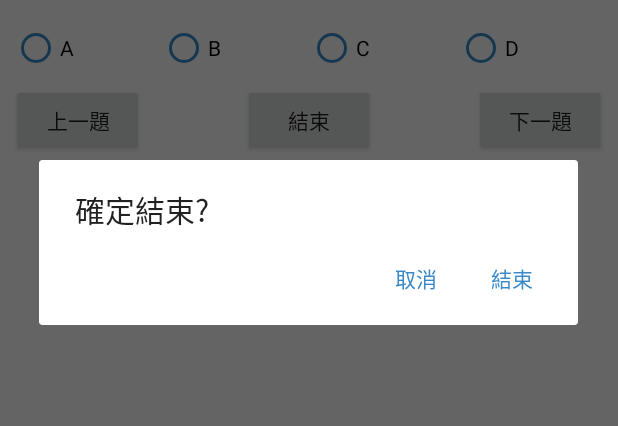
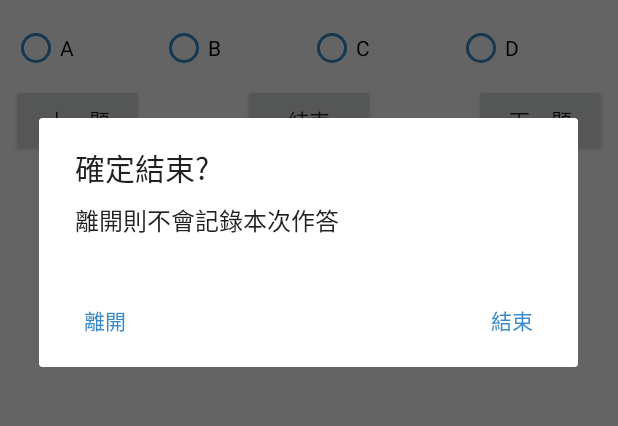
Before and after one commit to PinJhih/apcs-practice, an Android app: the PracticeActivity screen opened directly, with no data from a screen before it, after a tap on "結束", on a phone screen of 412 x 824 dp, the part 375-801 px from its top. Run offline under Robolectric (Android 15) with nearby library versions, the phone set to English and light mode, and no system bars; our stand-ins replace navigation-ui; 7 statements that could not run were skipped.

Commit message:
feat: 加入離開的選項

```diff
--- a/app/src/main/java/com/example/apcs_practice/view/activities/PracticeActivity.kt
+++ b/app/src/main/java/com/example/apcs_practice/view/activities/PracticeActivity.kt
@@ -119,13 +119,7 @@ class PracticeActivity : AppCompatActivity() {
             setView()
         }
         btn_finish.setOnClickListener {
-            AlertDialog.Builder(this)
-                .setTitle("確定結束?")
-                .setNegativeButton("取消") { _, _ -> }
-                .setPositiveButton("結束") { _, _ ->
-                    checkAnswer(session)
-                }
-                .show()
+            showFinishDialog()
         }
         //save the answer
         radioGroup.setOnCheckedChangeListener { _, i ->
@@ -143,14 +137,21 @@ class PracticeActivity : AppCompatActivity() {
         setTextView()
     }
 
-    override fun onBackPressed() {
+    private fun showFinishDialog(){
         AlertDialog.Builder(this)
             .setTitle("確定結束?")
-            .setNegativeButton("取消") { _, _ -> }
+            .setMessage("離開則不會記錄本次作答")
+            .setNeutralButton("離開") { _, _ ->
+                finish()
+            }
             .setPositiveButton("結束") { _, _ ->
                 checkAnswer(session)
             }
             .show()
+    }
+
+    override fun onBackPressed() {
+        showFinishDialog()
     }
 
     override fun onActivityResult(requestCode: Int, resultCode: Int, data: Intent?) {
@@ -218,7 +219,7 @@ class PracticeActivity : AppCompatActivity() {
             if (i >= questions[questionNumber].stem.length)
                 break
         }
-            rv_code.isVisible = (code.size != 0)
+        rv_code.isVisible = (code.size != 0)
     }
 
     private fun checkAnswer(session: Int) {
```
